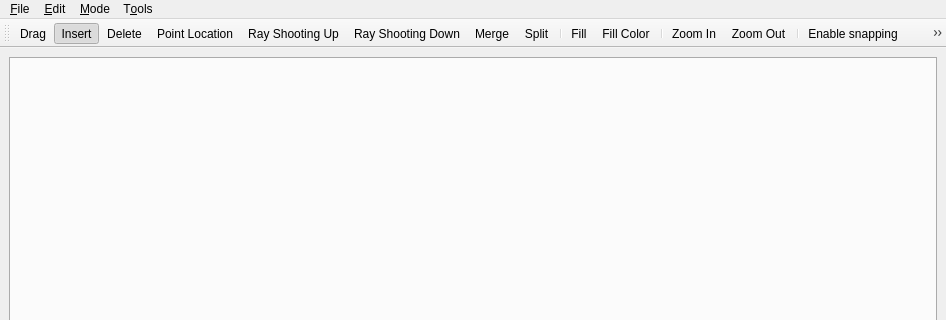
Above: demo/Arrangement_on_surface_2/qt/ArrangementDemoWindow.ui from oliviertournaire/QLabelling before the change; both pictures show x 0 to 946 and y 0 to 320 of the 946 by 600 pixel window. Below: the same form after it.
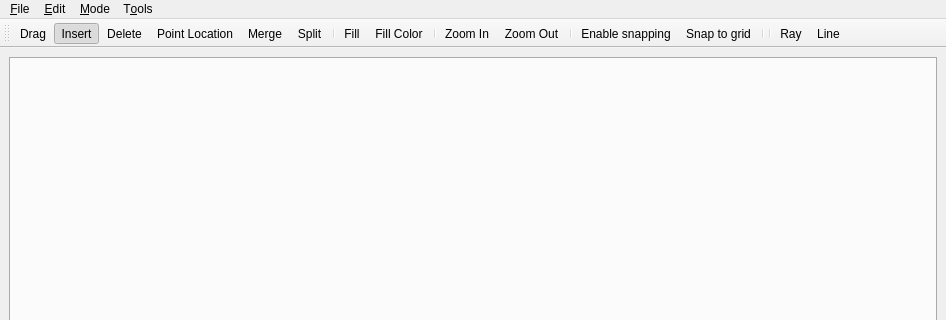
That is the form after the change. Icons and pictures are not drawn.

Commit message: Removing Envelope / RayShooting actions and files.

```diff
--- a/demo/Arrangement_on_surface_2/qt/ArrangementDemoWindow.ui
+++ b/demo/Arrangement_on_surface_2/qt/ArrangementDemoWindow.ui
@@ -39,8 +39,6 @@
    <addaction name="actionInsert"/>
    <addaction name="actionDelete"/>
    <addaction name="actionPointLocation"/>
-   <addaction name="actionRayShootingUp"/>
-   <addaction name="actionRayShootingDown"/>
    <addaction name="actionMerge"/>
    <addaction name="actionSplit"/>
    <addaction name="separator"/>
@@ -53,8 +51,6 @@
    <addaction name="actionSnapMode"/>
    <addaction name="actionGridSnapMode"/>
    <addaction name="separator"/>
-   <addaction name="actionLowerEnvelope"/>
-   <addaction name="actionUpperEnvelope"/>
    <addaction name="separator"/>
    <addaction name="actionCurveRay"/>
    <addaction name="actionCurveLine"/>
```
Left out of the diff: 2 changed lines with no effect on the pictures. The commit also changes 11 other files.
